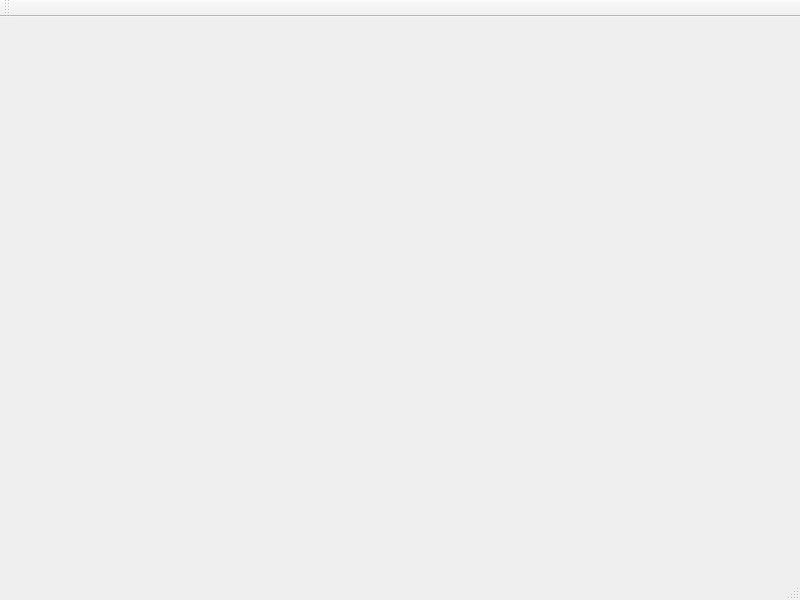
This is Software/ProjetoK/mainwindow.ui in BrenoUSP/ProjetoK as Qt 5 draws it before an edit. The edited form follows.
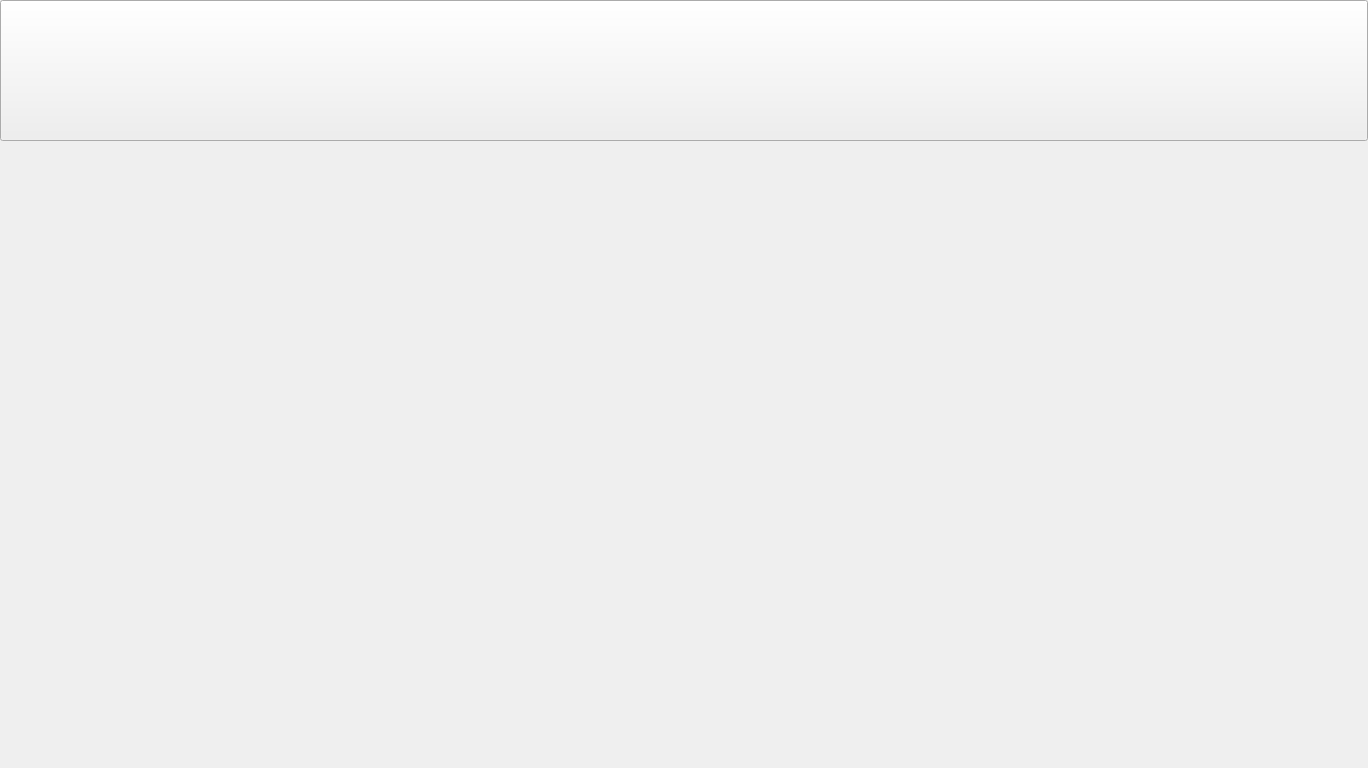
This is the edited form. Icons and pictures are not drawn.

```diff
--- a/Software/ProjetoK/mainwindow.ui
+++ b/Software/ProjetoK/mainwindow.ui
@@ -6,33 +6,65 @@
    <rect>
     <x>0</x>
     <y>0</y>
-    <width>800</width>
-    <height>600</height>
+    <width>1368</width>
+    <height>768</height>
    </rect>
   </property>
+  <property name="minimumSize">
+   <size>
+    <width>1368</width>
+    <height>768</height>
+   </size>
+  </property>
   <property name="windowTitle">
-   <string>MainWindow</string>
+   <string>Projeto Kiwi</string>
   </property>
-  <widget class="QWidget" name="centralWidget"/>
+  <property name="windowIcon">
+   <iconset>
+    <normaloff>Resources/kiwiIcon.png</normaloff>Resources/kiwiIcon.png</iconset>
+  </property>
+  <widget class="QWidget" name="centralWidget">
+   <widget class="QPushButton" name="pushButton">
+    <property name="geometry">
+     <rect>
+      <x>0</x>
+      <y>0</y>
+      <width>1368</width>
+      <height>141</height>
+     </rect>
+    </property>
+    <property name="minimumSize">
+     <size>
+      <width>1368</width>
+      <height>141</height>
+     </size>
+    </property>
+    <property name="text">
+     <string/>
+    </property>
+    <property name="iconSize">
+     <size>
+      <width>1369</width>
+      <height>143</height>
+     </size>
+    </property>
+   </widget>
+  </widget>
   <widget class="QMenuBar" name="menuBar">
    <property name="geometry">
     <rect>
      <x>0</x>
      <y>0</y>
-     <width>800</width>
+     <width>1368</width>
      <height>21</height>
     </rect>
    </property>
   </widget>
-  <widget class="QToolBar" name="mainToolBar">
-   <attribute name="toolBarArea">
-    <enum>TopToolBarArea</enum>
-   </attribute>
-   <attribute name="toolBarBreak">
+  <widget class="QStatusBar" name="statusBar">
+   <property name="sizeGripEnabled">
     <bool>false</bool>
-   </attribute>
+   </property>
   </widget>
-  <widget class="QStatusBar" name="statusBar"/>
  </widget>
  <layoutdefault spacing="6" margin="11"/>
  <resources/>
```
